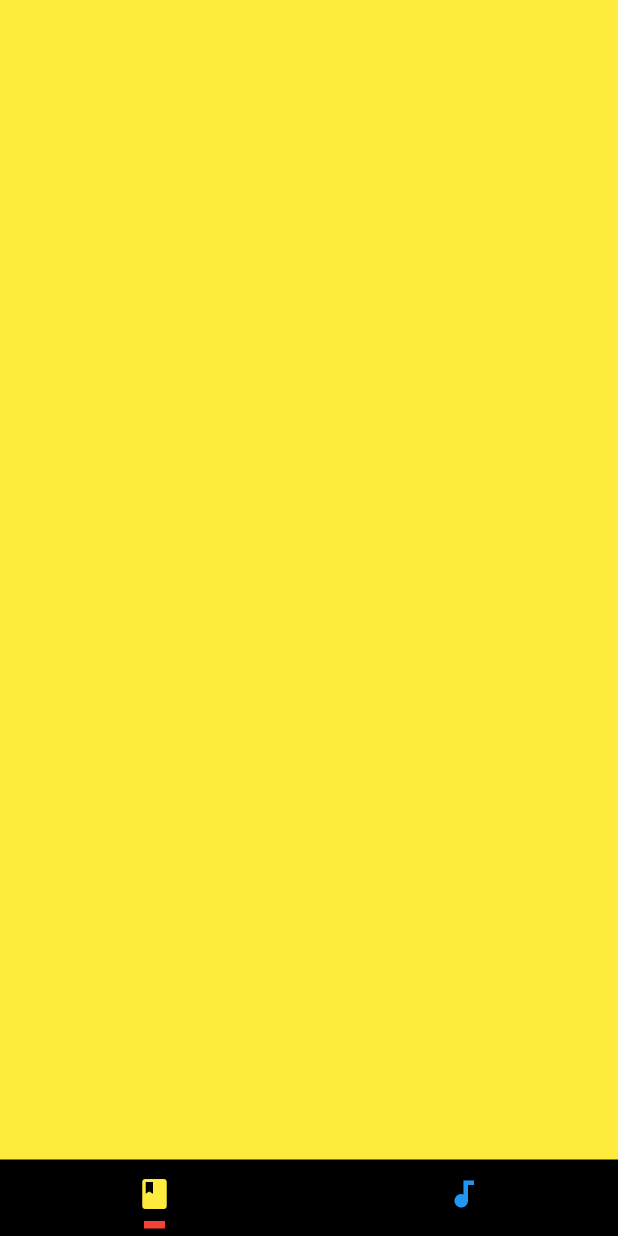
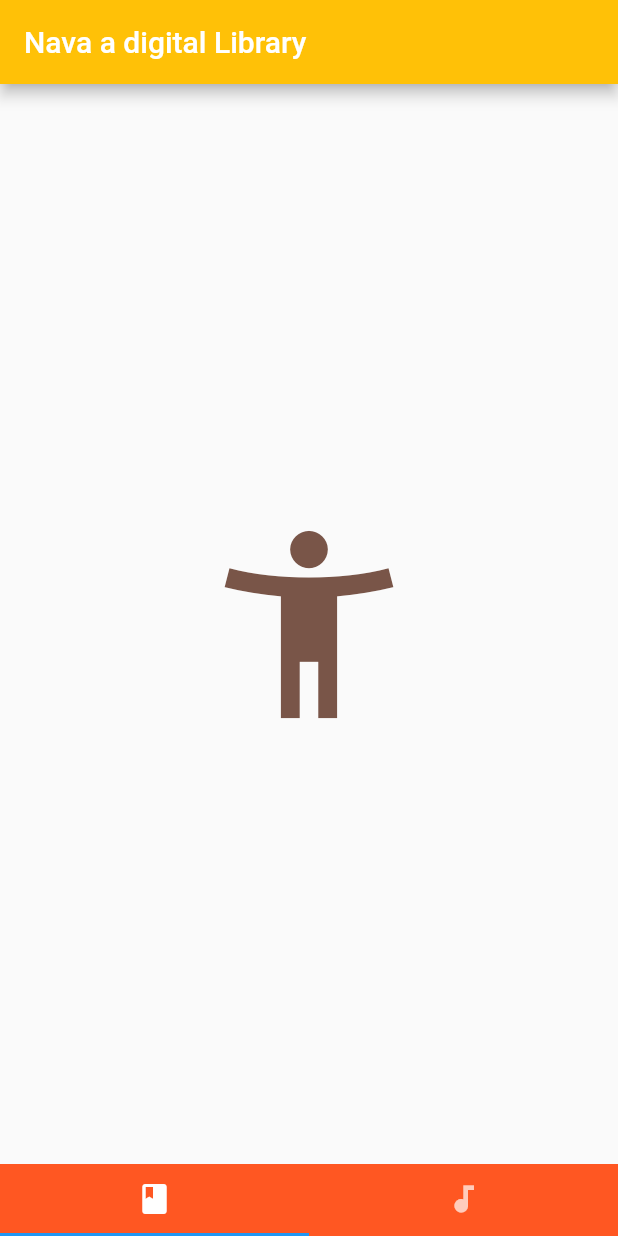
Before and after one commit to chistyinfo/nava, a Flutter app: the screen it shows after launch, on a phone screen of 412 x 824 dp. Run offline on Flutter 3.47's test engine with Material 2 defaults, Android fonts, the phone set to English and light mode, and no system bars.

Commit message:
Tab done

```diff
--- /dev/null
+++ b/lib/audio_tab.dart
@@ -0,0 +1,16 @@
+import 'package:flutter/material.dart';
+import 'package:nava/main.dart';
+
+
+
+class AudioTab extends StatelessWidget{
+  @override
+  Widget build(BuildContext context) {
+    return new Container(
+      child: new Center(
+        child: new Icon(Icons.accessibility_new, size:150.0, color:Colors.brown),
+      ),
+    );
+  }
+
+}
--- /dev/null
+++ b/lib/books_tab.dart
@@ -0,0 +1,15 @@
+import 'package:flutter/material.dart';
+
+
+
+class BooksTab extends StatelessWidget{
+  @override
+  Widget build(BuildContext context) {
+    return new Container(
+      child: new Center(
+        child: new Icon(Icons.accessibility_new, size:150.0, color:Colors.brown),
+      ),
+    );
+  }
+
+}
--- a/lib/main.dart
+++ b/lib/main.dart
@@ -1,50 +1,71 @@
 import 'package:flutter/material.dart';
+import 'package:nava/books_tab.dart' as books;
+import 'package:nava/audio_tab.dart'as audio;
 
-void main()=> runApp(Nava());
 
-class Nava extends StatelessWidget {
-  final String appTitle = 'Nava';
+void main() {
+  runApp(new MaterialApp(
+    home: new MyTabs(),
+
+  ));
+}
+class MyTabs extends StatefulWidget{
+
+  @override
+  MyTabsState createState() => new MyTabsState();
+}
+
+class MyTabsState extends State<MyTabs> with SingleTickerProviderStateMixin{
+  TabController controller;
+  @override
+  void initState(){
+    super.initState();
+    controller = new TabController(vsync: this, length: 2);
+  }
+  @override
+  void dispose(){
+    controller.dispose();
+    super.dispose();
+  }
 
   @override
   Widget build(BuildContext context) {
-    return MaterialApp(
+    return new Scaffold(
+      appBar: new AppBar(title: new Text("Nava a digital Library"), backgroundColor: Colors.amber,
+      // bottom: new TabBar(
+      //   controller: controller,
+      //   tabs: <Tab>[
+      //     new Tab(icon: new Icon(Icons.arrow_forward)),
+      //     new Tab(icon: new Icon(Icons.arrow_back)),
 
-     color: Colors.yellow,
-      home: DefaultTabController(
-        //Number of Tabs
-        length: 2,
-        child: new Scaffold(
-          body: TabBarView(
-            children: [
-              new Container(
-                color: Colors.yellow,
-              ),
-              new Container(color: Colors.white,),
+      //   ]
+      // )
 
-            ],
-          ),
-          bottomNavigationBar: new TabBar(
-            tabs: [
-              //1st Tab
-              Tab(
-                icon: new Icon(Icons.book),
-              ),
-              //2nd Tab
-              Tab(
-                icon: new Icon(Icons.audiotrack),
-              ),
+      ),
+      bottomNavigationBar: new Material(
+        color: Colors.deepOrange,
+        child: new TabBar(
+          controller: controller,
+          tabs: <Widget>[
+             new Tab(icon: new Icon(Icons.book)),
+             new Tab(icon: new Icon(Icons.audiotrack)),
 
-            ],
-            labelColor: Colors.yellow,
-            unselectedLabelColor: Colors.blue,
-            indicatorSize: TabBarIndicatorSize.label,
-            indicatorPadding: EdgeInsets.all(5.0),
-            indicatorColor: Colors.red,
-            indicatorWeight: 5,
-          ),
-          backgroundColor: Colors.black,
+          ],
         ),
       ),
-    );
+      body: new TabBarView(
+        controller: controller,
+        children: <Widget>[
+          new books.BooksTab(),
+          new audio.AudioTab(),
+
+
+        ],
+      ),
+
+      );
+
+
   }
+
 }
--- a/pubspec.yaml
+++ b/pubspec.yaml
@@ -23,6 +23,8 @@ dependencies:
   # The following adds the Cupertino Icons font to your application.
   # Use with the CupertinoIcons class for iOS style icons.
   cupertino_icons: ^0.1.2
+  http: ^0.12.0
+  device_id: ^0.1.3
 
 dev_dependencies:
   flutter_test:
```
Also changed, not shown: pubspec.lock.
